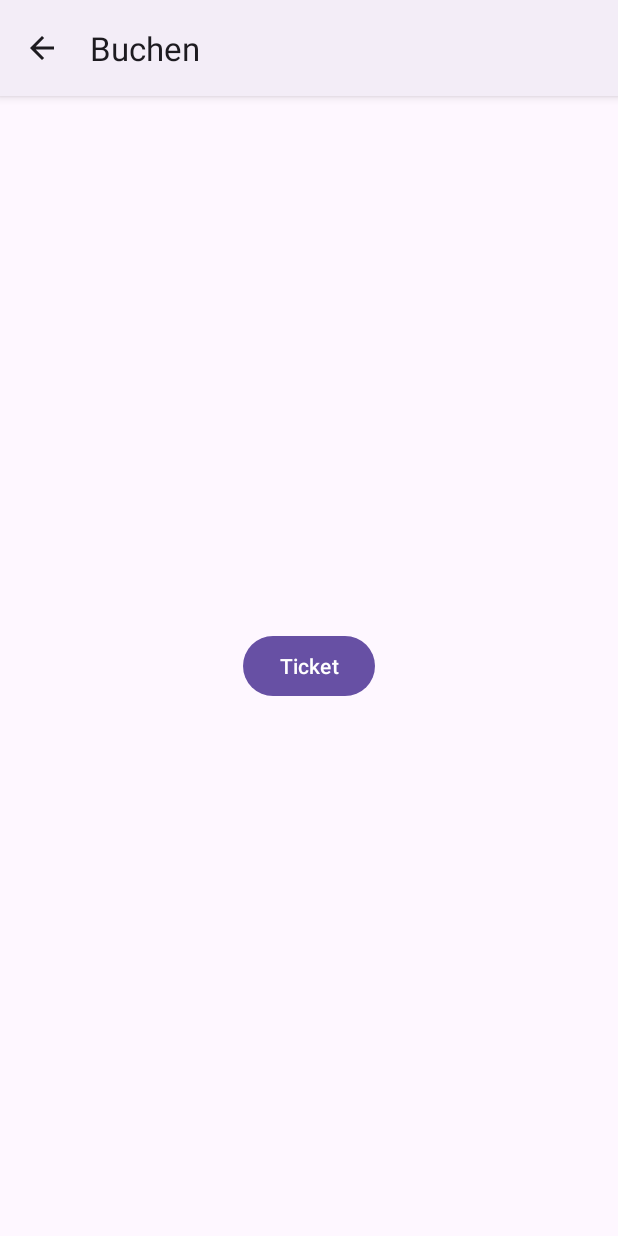
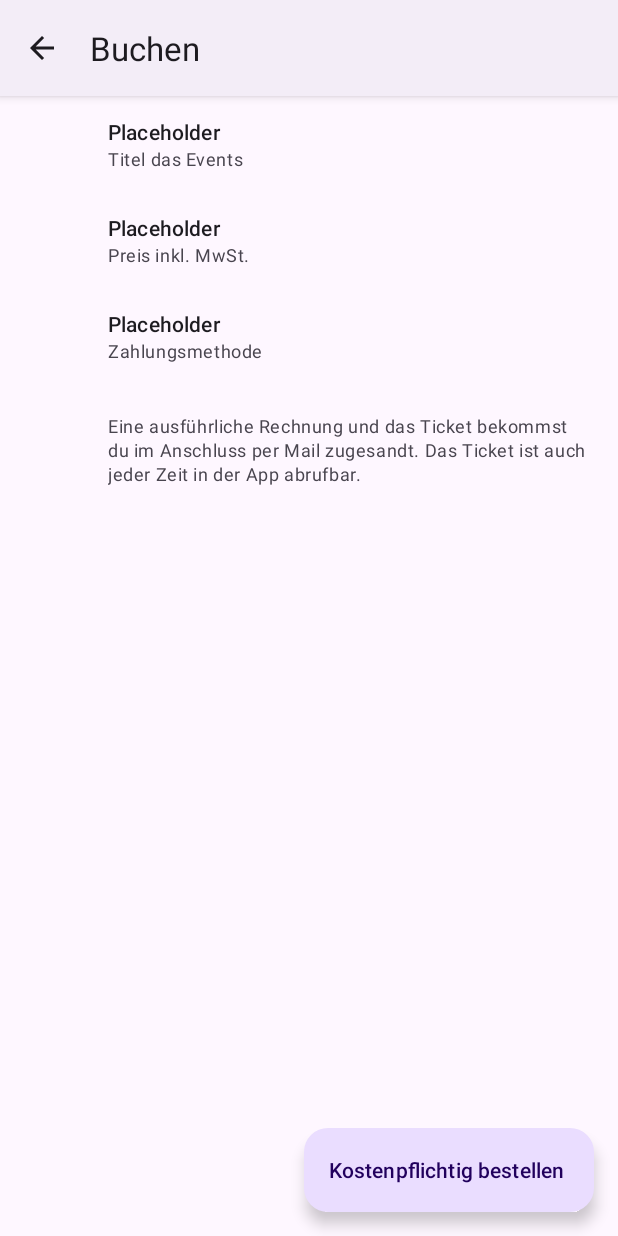
Before and after one commit to Sandlo/EventRadar, an Android app: the BookingActivity screen opened directly, with no data from a screen before it, on a phone screen of 412 x 824 dp. Run offline under Robolectric (Android 15) with nearby library versions, the phone set to English and light mode, and no system bars; 1 statement that could not run was skipped.

Commit message:
Booking Liste und Buttom

```diff
--- a/app/src/main/java/com/example/eventradar/activities/BookingActivity.kt
+++ b/app/src/main/java/com/example/eventradar/activities/BookingActivity.kt
@@ -2,16 +2,38 @@ package com.example.eventradar.activities
 
 import android.content.Intent
 import android.os.Bundle
-import android.widget.Button
+import android.view.View
+import androidx.recyclerview.widget.LinearLayoutManager
+import androidx.recyclerview.widget.RecyclerView
 import com.example.eventradar.R
+import com.example.eventradar.adapters.SimpleListAdapter
+import com.example.eventradar.data.SimpleListItem
+import com.example.eventradar.interfaces.RecyclerViewHelperInterface
+import com.google.android.material.floatingactionbutton.FloatingActionButton
 
-class BookingActivity : BaseActivity() {
+class BookingActivity : BaseActivity(), RecyclerViewHelperInterface {
     override fun onCreate(savedInstanceState: Bundle?) {
         super.onCreate(savedInstanceState)
         setContentView(R.layout.activity_booking)
 
-        findViewById<Button>(R.id.dummy_button).setOnClickListener {
+        val recyclerView = findViewById<RecyclerView>(R.id.list)
+        recyclerView.layoutManager = LinearLayoutManager(this)
+        recyclerView.adapter = SimpleListAdapter(
+            listOf(
+                SimpleListItem("Placeholder", resources.getString(R.string.booking_title)),
+                SimpleListItem("Placeholder", resources.getString(R.string.booking_price)),
+                SimpleListItem("Placeholder", resources.getString(R.string.booking_payment)),
+                SimpleListItem("",resources.getString(R.string.booking_info))
+            ),
+            this
+        )
+
+        findViewById<FloatingActionButton>(R.id.floating_action_button).setOnClickListener {
             startActivity(Intent(this, TicketActivity::class.java))
         }
     }
+
+    override fun onItemClicked(view: View, position: Int) {
+        // Do nothing.
+    }
 }
--- /dev/null
+++ b/app/src/main/res/drawable/ic_check.xml
@@ -0,0 +1,5 @@
+<vector android:height="24dp" android:tint="#000000"
+    android:viewportHeight="24" android:viewportWidth="24"
+    android:width="24dp" xmlns:android="http://schemas.android.com/apk/res/android">
+    <path android:fillColor="@android:color/white" android:pathData="M9,16.17L4.83,12l-1.42,1.41L9,19 21,7l-1.41,-1.41z"/>
+</vector>
--- a/app/src/main/res/layout/activity_booking.xml
+++ b/app/src/main/res/layout/activity_booking.xml
@@ -1,12 +1,22 @@
 <?xml version="1.0" encoding="utf-8"?>
 <RelativeLayout xmlns:android="http://schemas.android.com/apk/res/android"
+    xmlns:app="http://schemas.android.com/apk/res-auto"
     android:layout_width="match_parent"
     android:layout_height="match_parent">
 
-    <Button
-        android:id="@+id/dummy_button"
+    <androidx.recyclerview.widget.RecyclerView
+        android:id="@+id/list"
+        android:layout_width="match_parent"
+        android:layout_height="match_parent" />
+
+    <com.google.android.material.floatingactionbutton.ExtendedFloatingActionButton
+        android:id="@+id/floating_action_button"
         android:layout_width="wrap_content"
         android:layout_height="wrap_content"
-        android:text="@string/title_ticket"
-        android:layout_centerInParent="true" />
+        android:layout_alignParentEnd="true"
+        android:layout_alignParentBottom="true"
+        android:layout_margin="@dimen/full_padding"
+        android:contentDescription="@string/booking_fab"
+        android:text="@string/booking_fab"
+        app:srcCompat="@drawable/ic_check" />
 </RelativeLayout>
--- a/app/src/main/res/values/strings.xml
+++ b/app/src/main/res/values/strings.xml
@@ -25,6 +25,12 @@
     <string name="cancel">Abbrechen</string>
     <string name="ok">OK</string>
 
+    <string name="booking_title">Titel das Events</string>
+    <string name="booking_price">Preis inkl. MwSt.</string>
+    <string name="booking_payment">Zahlungsmethode</string>
+    <string name="booking_info">Eine ausführliche Rechnung und das Ticket bekommst du im Anschluss per Mail zugesandt. Das Ticket ist auch jeder Zeit in der App abrufbar.</string>
+    <string name="booking_fab">Kostenpflichtig bestellen</string>
+
     <string name="search_hint_discover">Entdecke deine Stadt</string>
     <string name="search_hint_map">Finde Events in der Nähe</string>
     <string name="search_hint_tickets">Durchsuche deine Tickets</string>
```
